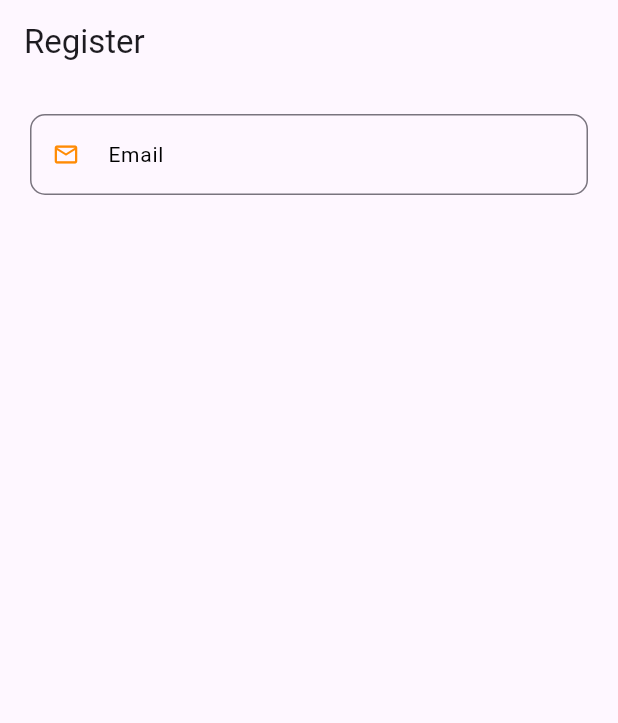
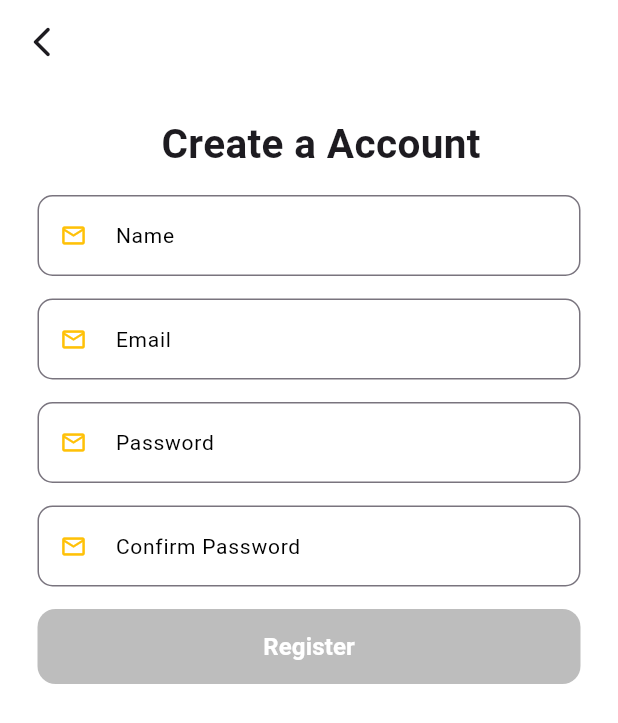
Before and after one commit to Sachith-AB/Bus-Booking-System, a Flutter app: the screen it shows after launch, on a phone screen of 412 x 824 dp. Shown: the top 723 px of the screen. Run offline on Flutter 3.47's test engine with Material 3 defaults, Android fonts, the phone set to English and light mode, and no system bars; our stand-ins replace firebase_core, get; accounts and stored records are empty.

Commit message:
create register page UI

```diff
--- /dev/null
+++ b/lib/src/app/components/primary_button.dart
@@ -0,0 +1,65 @@
+import 'package:bus_booking/src/common/style/app_input_style.dart';
+import 'package:bus_booking/src/utils/color/colors.dart';
+import 'package:flutter/material.dart';
+
+class PrimaryButton extends StatelessWidget {
+  final String label;
+  final VoidCallback onPressed;
+  final bool isLoading;
+  final bool isEnabled;
+  final double height;
+  final double borderRadius;
+  final Color? backgroundColor;
+  final Color? textColor;
+
+  const PrimaryButton({
+    super.key,
+    required this.label,
+    required this.onPressed,
+    this.isLoading = false,
+    this.isEnabled = true,
+    this.height = 50,
+    this.borderRadius = 12,
+    this.backgroundColor,
+    this.textColor,
+  });
+
+  @override
+  Widget build(BuildContext context) {
+    final Color bg = backgroundColor ?? KColors.primaryColor;
+    final Color fg = textColor ?? Colors.white;
+
+    return SizedBox(
+      width: double.infinity,
+      height: height,
+      child: ElevatedButton(
+        onPressed: isEnabled && !isLoading ? onPressed : null,
+        style: ElevatedButton.styleFrom(
+          backgroundColor: isEnabled ? bg : Colors.grey.shade400,
+          disabledBackgroundColor: Colors.grey.shade400,
+          foregroundColor: fg,
+          shape: RoundedRectangleBorder(
+            borderRadius: BorderRadius.circular(borderRadius),
+          ),
+        ),
+        child: isLoading
+            ? const SizedBox(
+          width: 22,
+          height: 22,
+          child: CircularProgressIndicator(
+            strokeWidth: 2,
+            color: Colors.white,
+          ),
+        )
+            : Text(
+          label,
+          style: TextStyle(
+            fontSize: 16,
+            fontWeight: FontWeight.w600,
+            color: fg,
+          ),
+        ),
+      ),
+    );
+  }
+}
--- a/lib/src/app/views/auth/register/register.dart
+++ b/lib/src/app/views/auth/register/register.dart
@@ -1,6 +1,8 @@
+import 'package:bus_booking/src/app/components/primary_button.dart';
 import 'package:flutter/material.dart';
 
 import '../../../../common/style/app_input_style.dart';
+import '../../../../utils/constant.dart';
 import '../../../components/custom_input_field.dart';
 
 class RegisterPage extends StatefulWidget {
@@ -11,7 +13,8 @@ class RegisterPage extends StatefulWidget {
 }
 
 class _RegisterPageState extends State<RegisterPage> {
-  final TextEditingController emailController = TextEditingController();
+  TextEditingController nameController = TextEditingController();
+  TextEditingController emailController = TextEditingController();
   bool validEmail = false;
 
   void onEmailChanged(String email) {
@@ -28,21 +31,148 @@ class _RegisterPageState extends State<RegisterPage> {
   @override
   Widget build(BuildContext context) {
     return Scaffold(
+      backgroundColor: Colors.white,
+      resizeToAvoidBottomInset: false,
       appBar: AppBar(
-        title: const Text("Register"),
+        elevation: 0,
+        backgroundColor: Colors.white,
+        leading: IconButton(onPressed: (){
+          //add go back function here
+        },
+            icon: const Icon(Icons.arrow_back_ios_new_rounded
+            )
+        )
       ),
-      body: Padding(
-        padding: const EdgeInsets.all(20),
-        child: CustomInputField(
-          controller: emailController,
-          hintText: "brandonloise@gmail.com",
-          keyboardType: TextInputType.text,
-          labelText: "Email",
-          isValid: validEmail,
-          onChanged: onEmailChanged,
-          prefixIcon: AppInputStyle.emailIcon,
+      body: SingleChildScrollView(
+        scrollDirection: Axis.vertical,
+        physics: BouncingScrollPhysics(),
+        keyboardDismissBehavior: ScrollViewKeyboardDismissBehavior.onDrag,
+        child: SizedBox(
+          child: Column(
+            crossAxisAlignment: CrossAxisAlignment.center,
+            mainAxisAlignment: MainAxisAlignment.center,
+            children: [
+              const Stack(
+                // children: [
+                //   // Container(
+                //   //   decoration: BoxDecoration(
+                //   //     borderRadius: BorderRadius.circular(10),
+                //   //     image: const DecorationImage(
+                //   //         image: AssetImage('assets/logo/logo.png'),
+                //   //         fit: BoxFit.cover,
+                //   //     )
+                //   //   ),
+                //   //   width: 10,
+                //   //   height: 10,
+                //   // )
+                // ],
+              ),
+              const SizedBox(
+                height: 20,
+              ),
+              const SizedBox(
+                child:Padding(
+                    padding:EdgeInsets.only(left: 16),
+                  child: Text(
+                    "Create a Account",
+                    textAlign: TextAlign.start,
+                    style: TextStyle(
+                        fontSize: 27,
+                        fontWeight: FontWeight.bold
+                    ),
+                  ),
+                )
+              ),
+              const SizedBox(height: 15),
+              Container(
+                padding: const EdgeInsets.symmetric(
+                  horizontal: 25,
+                ),
+                child: Column(
+                  children: [
+                    CustomInputField(
+                        controller: nameController,
+                        hintText: "Brendon Maculum",
+                        labelText: "Name",
+                        isValid: validName,
+                        onChanged: (name)=>onNameChanged(name),
+                        keyboardType: TextInputType.text,
+                        prefixIcon: AppInputStyle.emailIcon
+                    ),
+                    const SizedBox(height: 15,),
+                    CustomInputField(
+                        controller: emailController,
+                        hintText: "brendonmacalum@gmail.com",
+                        labelText: "Email",
+                        isValid: validEmail,
+                        onChanged: (email)=>onEmailChanged(email),
+                        keyboardType: TextInputType.text,
+                        prefixIcon: AppInputStyle.emailIcon
+                    ),
+
+                    const SizedBox(height: 15,),
+
+                    CustomInputField(
+                        controller: emailController,
+                        hintText: "*******",
+                        labelText: "Password",
+                        isValid: validEmail,
+                        onChanged: (email)=>onEmailChanged(email),
+                        keyboardType: TextInputType.text,
+                        prefixIcon: AppInputStyle.emailIcon
+                    ),
+
+                    const SizedBox(height: 15,),
+
+                    CustomInputField(
+                        controller: emailController,
+                        hintText: "******",
+                        labelText: "Confirm Password",
+                        isValid: validEmail,
+                        onChanged: (email)=>onEmailChanged(email),
+                        keyboardType: TextInputType.text,
+                        prefixIcon: AppInputStyle.emailIcon
+                    ),
+
+                    const SizedBox(height: 15,),
+
+                    PrimaryButton(
+                      label: "Register",
+                      isEnabled: validName && validEmail, // Example condition
+                      isLoading: false, // Set true if submitting
+                      onPressed: () {
+                        // Your submit logic
+                      },
+                    ),
+                  ],
+                ),
+              )
+            ],
+          ),
         ),
-      ),
+      )
     );
   }
+
+  final nameRegex = RegExp(r'^[a-zA-Z]+(?:\s[a-zA-Z]+)*$');
+
+  bool validName = false;
+  String _nameError = '';
+
+  onNameChanged(String userName){
+    final name = userName.trim().toString();
+
+    setState(() {
+      _nameError = '';
+      validName = false;
+      if(name.isEmpty){
+        _nameError = "* Name is required.";
+      }else if(!nameRegex.hasMatch(name) || name.length < 3){
+        _nameError = "* Name is invalid";
+      }else {
+        validName = true;
+      }
+    });
+  }
+
 }
--- a/lib/src/common/style/app_input_style.dart
+++ b/lib/src/common/style/app_input_style.dart
@@ -13,7 +13,7 @@ class AppInputStyle {
   //border
   static OutlineInputBorder outlineInputBorder = OutlineInputBorder(
       borderRadius: BorderRadius.circular(10),
-      borderSide: const BorderSide(color: Colors.orange));
+      borderSide: const BorderSide(color: KColors.primaryColor));
 
   static OutlineInputBorder outlineDropDownInputBorder = OutlineInputBorder(
       borderRadius: BorderRadius.circular(10),
--- a/lib/src/utils/color/colors.dart
+++ b/lib/src/utils/color/colors.dart
@@ -3,21 +3,21 @@ import 'package:flutter/material.dart';
 class KColors {
   KColors._();
 
-  //primary theme data app color
-static const MaterialColor appPrimary = MaterialColor(0xffFF8B04, {
-  50: Color(0xffFF8B04),
-  100: Color(0xffFF8B04),
-  200: Color(0xffFF8B04),
-  300: Color(0xffFF8B04),
-  400: Color(0xffFF8B04),
-  500: Color(0xffFF8B04),
-  600: Color(0xffFF8B04),
-  700: Color(0xffFF8B04),
-  800: Color(0xffFF8B04),
-  900: Color(0xffFF8B04),
-});
+  // Primary theme data app color (Yellow - Amber)
+  static const MaterialColor appPrimary = MaterialColor(0xFFFFC107, {
+    50: Color(0xFFFFF8E1),
+    100: Color(0xFFFFECB3),
+    200: Color(0xFFFFE082),
+    300: Color(0xFFFFD54F),
+    400: Color(0xFFFFCA28),
+    500: Color(0xFFFFC107),
+    600: Color(0xFFFFB300),
+    700: Color(0xFFFFA000),
+    800: Color(0xFFFF8F00),
+    900: Color(0xFFFF6F00),
+  });
 
-  static const Color primaryColor = Color(0xffFF8B04);
+  static const Color primaryColor = Color(0xFFFFC107);
   static const Color white = Colors.white;
   static const Color gray = Color(0xff838383);
   static const Color black = Colors.black;
--- /dev/null
+++ b/lib/src/utils/constant.dart
@@ -0,0 +1 @@
+const tLogo = "assets/logo/logo.png";
```
Also changed, not shown: pubspec.yaml (+2 -7 lines), assets/logo/logo.png (added).
